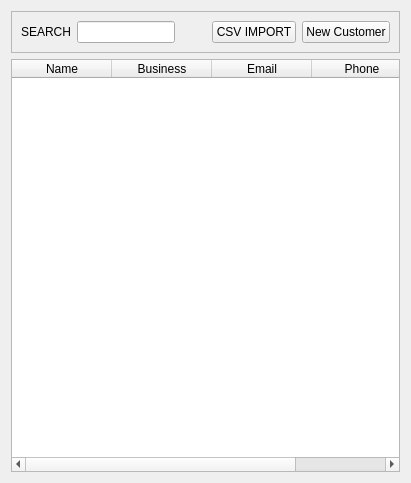
The window that Qt Invoicing App/OSI-Invoicing/contacts_customer.ui (RyanPowellBeard/Portfolio) describes before a commit, drawn with Qt 5.
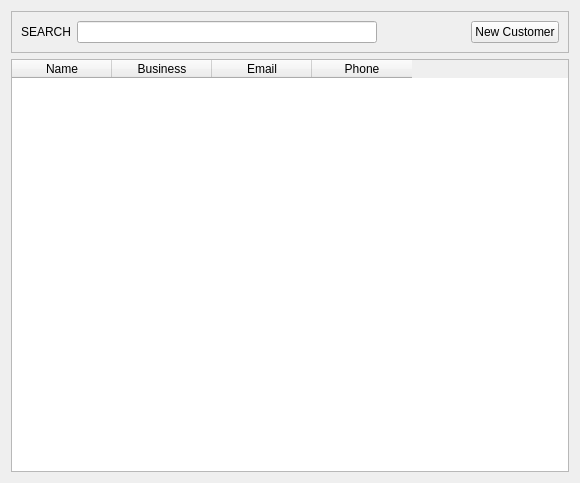
The same window after the commit.

The edit to the form file:
```diff
--- a/Qt Invoicing App/OSI-Invoicing/contacts_customer.ui
+++ b/Qt Invoicing App/OSI-Invoicing/contacts_customer.ui
@@ -6,7 +6,7 @@
    <rect>
     <x>0</x>
     <y>0</y>
-    <width>411</width>
+    <width>580</width>
     <height>483</height>
    </rect>
   </property>
@@ -44,6 +44,12 @@
           <verstretch>0</verstretch>
          </sizepolicy>
         </property>
+        <property name="minimumSize">
+         <size>
+          <width>300</width>
+          <height>0</height>
+         </size>
+        </property>
         <property name="maximumSize">
          <size>
           <width>400</width>
@@ -65,19 +71,6 @@
         </property>
        </spacer>
       </item>
-      <item>
-       <widget class="QPushButton" name="CsvImport_Button">
-        <property name="maximumSize">
-         <size>
-          <width>300</width>
-          <height>16777215</height>
-         </size>
-        </property>
-        <property name="text">
-         <string>CSV IMPORT</string>
-        </property>
-       </widget>
-      </item>
       <item>
        <widget class="QPushButton" name="NewCustomer_Button">
         <property name="maximumSize">
```
Left out of the diff: 2 changed lines with no effect on the pictures.
